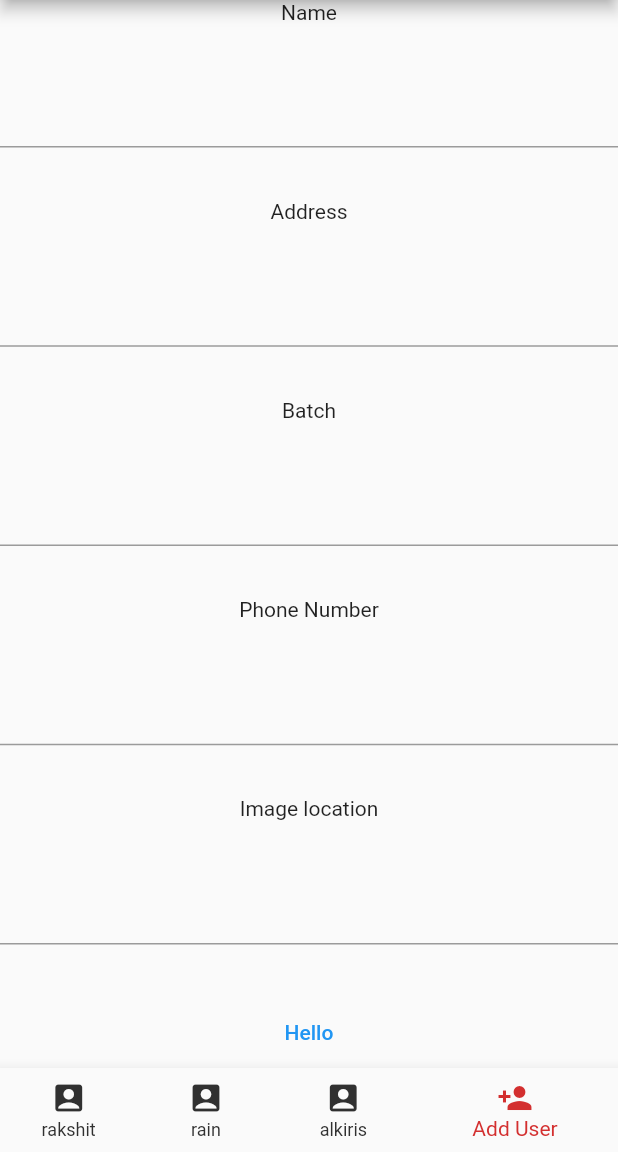
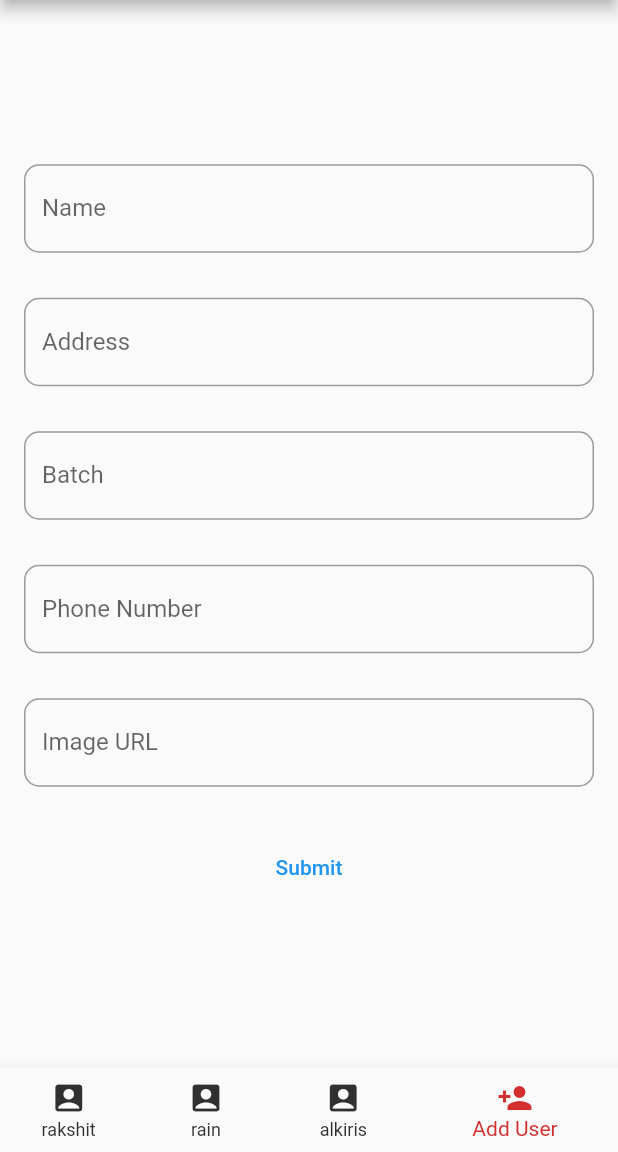
Before and after one commit to ra-jain/idcardflutter, a Flutter app: the screen it shows after launch, swiped to page 4, on a phone screen of 412 x 824 dp, the part 84-1236 px from its top. Run offline on Flutter 3.47's test engine with Material 2 defaults, Android fonts, the phone set to English and light mode, and no system bars; network calls fail.

Commit message:
changed input

```diff
--- a/lib/main.dart
+++ b/lib/main.dart
@@ -238,31 +238,88 @@ class _ProfileCreateState extends State<ProfileCreate> {
   @override
   Widget build(BuildContext context) {
     return Container(
+      padding: EdgeInsets.all(16.0),
       child: Form(
         key: _formkey,
         child: Column(
-          mainAxisAlignment: MainAxisAlignment.spaceBetween,
+          mainAxisAlignment: MainAxisAlignment.center,
           children: <Widget>[
-            Text('Name'),
-            TextFormField(onSaved: (input) {
+            TextFormField(
+                textCapitalization: TextCapitalization.words,
+                decoration: InputDecoration(
+                  fillColor: Colors.white,
+                  labelText: 'Name',
+                  border: OutlineInputBorder(
+                      borderRadius: BorderRadius.circular(10.0),
+                      borderSide: BorderSide()),
+                ),
+                onSaved: (input) {
                   name = input;
                 }),
-            Text('Address'),
-            TextFormField(onSaved: (input) {
+            SizedBox(
+              height: 30.0,
+            ),
+            TextFormField(
+                textCapitalization: TextCapitalization.words,
+                decoration: InputDecoration(
+                  fillColor: Colors.white,
+                  labelText: 'Address',
+                  border: OutlineInputBorder(
+                      borderRadius: BorderRadius.circular(10.0),
+                      borderSide: BorderSide()),
+                ),
+                onSaved: (input) {
                   address = input;
                 }),
-            Text('Batch'),
-            TextFormField(onSaved: (input) {
+            SizedBox(
+              height: 30.0,
+            ),
+            TextFormField(
+                textCapitalization: TextCapitalization.words,
+                decoration: InputDecoration(
+                  fillColor: Colors.white,
+                  labelText: 'Batch',
+                  // focusedBorder: ,
+                  border: OutlineInputBorder(
+                      borderRadius: BorderRadius.circular(10.0),
+                      borderSide: BorderSide()),
+                ),
+                onSaved: (input) {
                   batch = input;
                 }),
-            Text('Phone Number'),
-            TextFormField(onSaved: (input) {
+            SizedBox(
+              height: 30.0,
+            ),
+            TextFormField(
+                textCapitalization: TextCapitalization.words,
+                decoration: InputDecoration(
+                  fillColor: Colors.white,
+                  labelText: 'Phone Number',
+                  border: OutlineInputBorder(
+                      borderRadius: BorderRadius.circular(10.0),
+                      borderSide: BorderSide()),
+                ),
+                onSaved: (input) {
                   phoneNumber = input;
                 }),
-            Text('Image location'),
-            TextFormField(onSaved: (input) {
+            SizedBox(
+              height: 30.0,
+            ),
+            TextFormField(
+                textCapitalization: TextCapitalization.words,
+                decoration: InputDecoration(
+                  fillColor: Colors.white,
+                  labelText: 'Image URL',
+                  border: OutlineInputBorder(
+                      borderRadius: BorderRadius.circular(10.0),
+                      borderSide: BorderSide()),
+                ),
+                onSaved: (input) {
                   imagesrc = input;
                 }),
+            SizedBox(
+              height: 30.0,
+            ),
             TextButton(
                 onPressed: () {
                   _formkey.currentState.save();
@@ -276,6 +333,9 @@ class _ProfileCreateState extends State<ProfileCreate> {
                     context,
                     new MaterialPageRoute(
                         builder: (context) => new Scaffold(
+                              appBar: AppBar(
+                                title: Text('College ID 🤞😎'),
+                              ),
                               body: Profile(
                                 name: custom.name,
                                 address: custom.address,
@@ -286,7 +346,7 @@ class _ProfileCreateState extends State<ProfileCreate> {
                             )),
                   );
                 },
-                child: Text('Hello'))
+                child: Text('Submit'))
           ],
         ),
       ),
```
Lines whose indentation alone changed are shown as unchanged.
